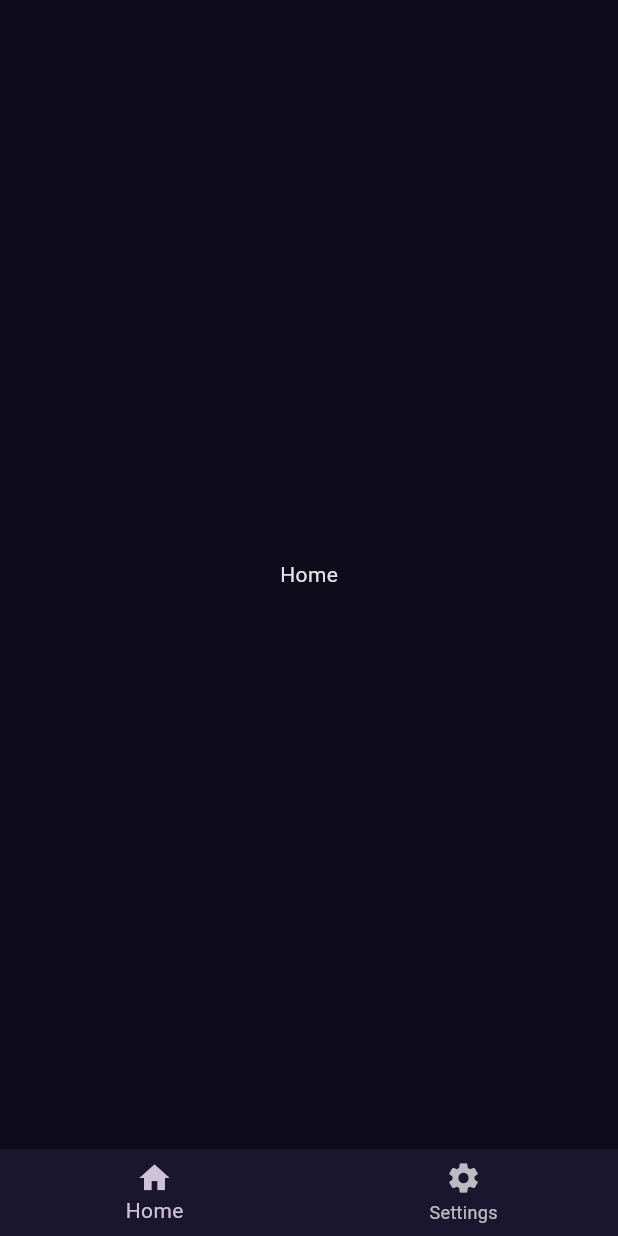
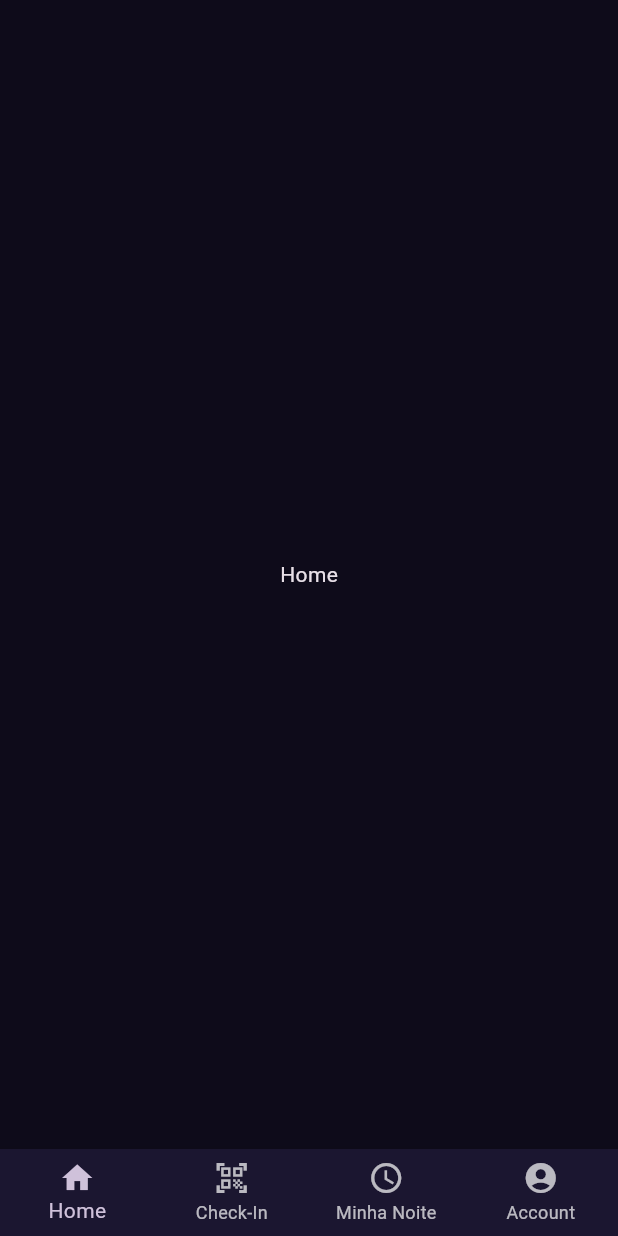
Before and after one commit to zfresquinho/spotted, a Flutter app: the HomeScreen screen opened directly, on a phone screen of 412 x 824 dp. Run offline on Flutter 3.47's test engine with Material 3 defaults, Android fonts, the phone set to English and light mode, and no system bars.

Commit message:
home navbar check

```diff
--- a/app/lib/views/screens/home_screen.dart
+++ b/app/lib/views/screens/home_screen.dart
@@ -13,6 +13,8 @@ class _HomeScreenState extends State<HomeScreen> {
 
   final paginas = const [
     Center(child: Text("Home")),
+    Center(child: Text("Check-In")),
+    Center(child: Text("Minha-Noite")),
     Center(child: Text("Perfil"))
   ];
 
@@ -23,14 +25,19 @@ class _HomeScreenState extends State<HomeScreen> {
       body: paginas[indiceAtual],
       bottomNavigationBar: BottomNavigationBar(
         currentIndex: indiceAtual,
+        type: BottomNavigationBarType.fixed,
         onTap: (novoindice){
           setState (() => indiceAtual = novoindice);
       },
       items: const [
         BottomNavigationBarItem(icon: Icon(Icons.home),
         label: "Home"),
-        BottomNavigationBarItem(icon: Icon(Icons.settings),
-        label: "Settings")
+        BottomNavigationBarItem(icon: Icon(Icons.qr_code_scanner),
+        label: "Check-In"),
+        BottomNavigationBarItem(icon: Icon(Icons.access_time),
+        label:"Minha Noite"),
+        BottomNavigationBarItem(icon: Icon(Icons.account_circle),
+        label:"Account")
       ],
       ),
     );
```
